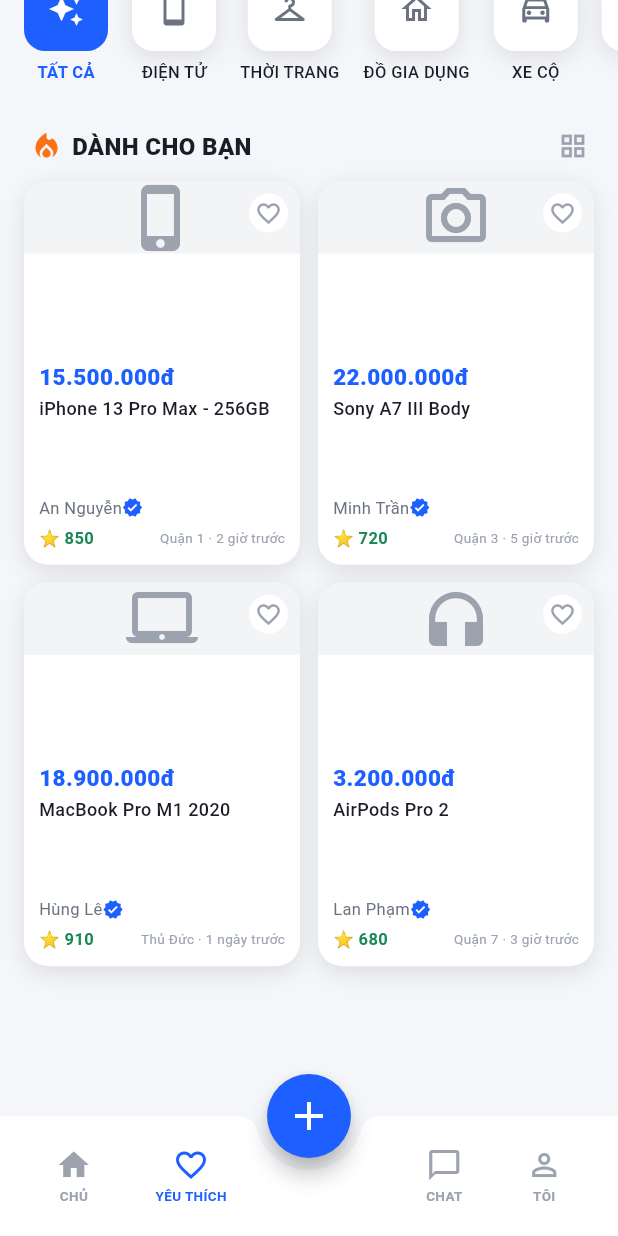
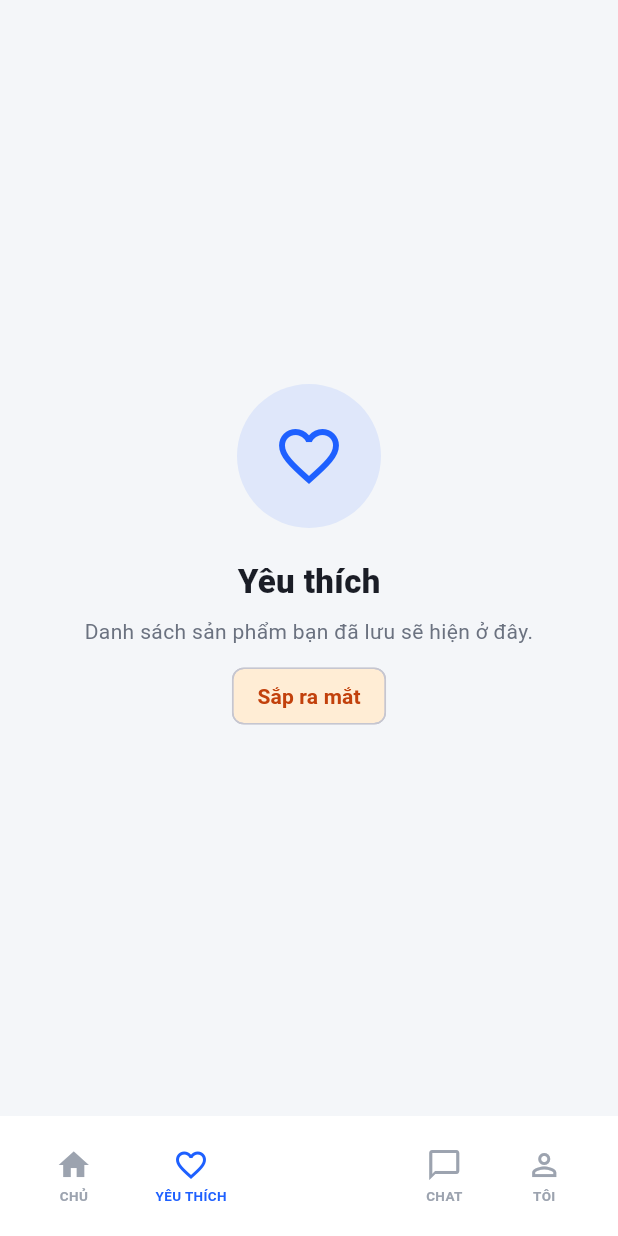
Before and after one commit to Huien2803/SafeMarketEkyc, a Flutter app: the MarketplaceHomeScreen screen opened by its route, scrolled down 166 dp, after a tap on "YÊU THÍCH", on a phone screen of 412 x 824 dp. Run offline on Flutter 3.47's test engine with Material 3 defaults, Android fonts, the phone set to English and light mode, and no system bars; our stand-ins replace image_picker, shared_preferences; accounts and stored records are empty.

Commit message:
refactor(nav): IndexedStack-based bottom tabs + back button on Profile
ProfileScreen:
- Them IconButton mui ten trai (arrow_back_ios_new) o header
- Tham so onBack optional: neu co thi goi callback (chuyen tab),
  neu khong thi pop route, neu khong pop duoc thi push '/home'

MarketplaceHomeScreen:
- Refactor sang IndexedStack pattern de giu state tung tab
- 4 tab children: HomeTab, Yeu thich placeholder, Chat placeholder, ProfileScreen
- Bottom nav chi switch index, khong push/pop -> bottom nav khong bi mat,
  khong stack chong nhieu ban Profile/Home
- _HomeTab dung AutomaticKeepAliveClientMixin de scroll position khong reset
- PopScope: nut back Android o tab khac Home -> chuyen ve tab Home
- FAB "+" chi hien o tab Home (an khi o tab Profile/Yeu thich/Chat)

```diff
--- a/lib/screens/marketplace_home.dart
+++ b/lib/screens/marketplace_home.dart
@@ -4,7 +4,15 @@
 import 'package:safemarket_app/screens/product_detail.dart';
 import 'package:safemarket_app/screens/profile_screen.dart';
 
-/// Màn hình Chợ đồ cũ — tìm kiếm, danh mục, lưới sản phẩm, bottom nav + FAB đăng tin.
+/// Màn hình "shell" của app sau khi đăng nhập.
+///
+/// Dùng [IndexedStack] để giữ state của từng tab (scroll position, dữ liệu
+/// đã load không bị reset khi chuyển tab) — đây là pattern chuẩn của Flutter
+/// cho bottom navigation và cho UX mượt nhất:
+///   - Không push/pop route khi đổi tab → không có hiệu ứng trượt rườm rà
+///   - Không có chuyện stack chồng nhiều bản Profile/Home cùng lúc
+///   - Nút back của Android: ở tab khác Home -> quay về tab Home,
+///     ở tab Home -> thoát app (PopScope điều khiển).
 class MarketplaceHomeScreen extends StatefulWidget {
   const MarketplaceHomeScreen({super.key});
 
@@ -14,6 +22,114 @@
 
 class _MarketplaceHomeScreenState extends State<MarketplaceHomeScreen> {
   int _bottomIndex = 0;
+
+  void _switchTab(int index) {
+    if (_bottomIndex == index) return;
+    setState(() => _bottomIndex = index);
+  }
+
+  void _goHome() => _switchTab(0);
+
+  @override
+  Widget build(BuildContext context) {
+    // PopScope: bắt nút back Android.
+    //   - Đang ở tab Home -> cho phép pop (thoát app)
+    //   - Đang ở tab khác -> chặn pop và chuyển về tab Home
+    return PopScope(
+      canPop: _bottomIndex == 0,
+      onPopInvokedWithResult: (didPop, _) {
+        if (!didPop && _bottomIndex != 0) {
+          _goHome();
+        }
+      },
+      child: Scaffold(
+        backgroundColor: AppColors.background,
+        body: SafeArea(
+          top: false,
+          child: IndexedStack(
+            index: _bottomIndex,
+            children: [
+              const _HomeTab(),
+              const _PlaceholderTab(
+                icon: Icons.favorite_border,
+                title: 'Yêu thích',
+                subtitle: 'Danh sách sản phẩm bạn đã lưu sẽ hiện ở đây.',
+              ),
+              const _PlaceholderTab(
+                icon: Icons.chat_bubble_outline,
+                title: 'Tin nhắn',
+                subtitle: 'Hội thoại với người bán sẽ hiện ở đây.',
+              ),
+              ProfileScreen(onBack: _goHome),
+            ],
+          ),
+        ),
+        floatingActionButton: _bottomIndex == 0
+            ? FloatingActionButton(
+                onPressed: () {},
+                backgroundColor: AppColors.primary,
+                elevation: 6,
+                shape: const CircleBorder(),
+                child: const Icon(Icons.add, color: AppColors.white, size: 32),
+              )
+            : null,
+        floatingActionButtonLocation: FloatingActionButtonLocation.centerDocked,
+        bottomNavigationBar: BottomAppBar(
+          color: AppColors.white,
+          elevation: 12,
+          notchMargin: 8,
+          shape: const CircularNotchedRectangle(),
+          child: SizedBox(
+            height: 60,
+            child: Row(
+              mainAxisAlignment: MainAxisAlignment.spaceAround,
+              children: [
+                _NavItem(
+                  icon: Icons.home,
+                  label: 'CHỦ',
+                  selected: _bottomIndex == 0,
+                  onTap: () => _switchTab(0),
+                ),
+                _NavItem(
+                  icon: Icons.favorite_border,
+                  label: 'YÊU THÍCH',
+                  selected: _bottomIndex == 1,
+                  onTap: () => _switchTab(1),
+                ),
+                const SizedBox(width: 48), // khoảng cho FAB
+                _NavItem(
+                  icon: Icons.chat_bubble_outline,
+                  label: 'CHAT',
+                  selected: _bottomIndex == 2,
+                  onTap: () => _switchTab(2),
+                ),
+                _NavItem(
+                  icon: Icons.person_outline,
+                  label: 'TÔI',
+                  selected: _bottomIndex == 3,
+                  onTap: () => _switchTab(3),
+                ),
+              ],
+            ),
+          ),
+        ),
+      ),
+    );
+  }
+}
+
+/// ====================================================================
+///  Tab 1: HOME (Marketplace) - nội dung cũ
+/// ====================================================================
+class _HomeTab extends StatefulWidget {
+  const _HomeTab();
+
+  @override
+  State<_HomeTab> createState() => _HomeTabState();
+}
+
+class _HomeTabState extends State<_HomeTab>
+    with AutomaticKeepAliveClientMixin {
   int _selectedCategory = 0;
 
   static const _categories = [
@@ -65,21 +181,18 @@
   ];
 
   @override
+  bool get wantKeepAlive => true;
+
+  @override
   Widget build(BuildContext context) {
-    return Scaffold(
-      backgroundColor: AppColors.background,
-      body: SafeArea(
+    super.build(context);
+    return SafeArea(
       child: CustomScrollView(
         slivers: [
-            // App bar: logo SafeMarket + chuông
           SliverToBoxAdapter(child: _buildHeader()),
-            // Search + nút lọc
           SliverToBoxAdapter(child: _buildSearchRow()),
-            // Danh mục cuộn ngang
           SliverToBoxAdapter(child: _buildCategories()),
-            // Tiêu đề "DÀNH CHO BẠN"
           SliverToBoxAdapter(child: _buildSectionTitle()),
-            // Lưới sản phẩm 2 cột
           SliverPadding(
             padding: const EdgeInsets.fromLTRB(16, 0, 16, 100),
             sliver: SliverGrid(
@@ -109,63 +222,6 @@
             ),
           ),
         ],
-        ),
-      ),
-      // BottomAppBar có notch cho FAB giữa
-      floatingActionButton: FloatingActionButton(
-        onPressed: () {},
-        backgroundColor: AppColors.primary,
-        elevation: 6,
-        shape: const CircleBorder(),
-        child: const Icon(Icons.add, color: AppColors.white, size: 32),
-      ),
-      floatingActionButtonLocation: FloatingActionButtonLocation.centerDocked,
-      bottomNavigationBar: BottomAppBar(
-        color: AppColors.white,
-        elevation: 12,
-        notchMargin: 8,
-        shape: const CircularNotchedRectangle(),
-        child: SizedBox(
-          height: 60,
-          child: Row(
-            mainAxisAlignment: MainAxisAlignment.spaceAround,
-            children: [
-              _NavItem(
-                icon: Icons.home,
-                label: 'CHỦ',
-                selected: _bottomIndex == 0,
-                onTap: () => setState(() => _bottomIndex = 0),
-              ),
-              _NavItem(
-                icon: Icons.favorite_border,
-                label: 'YÊU THÍCH',
-                selected: _bottomIndex == 1,
-                onTap: () => setState(() => _bottomIndex = 1),
-              ),
-              const SizedBox(width: 48), // khoảng cho FAB
-              _NavItem(
-                icon: Icons.chat_bubble_outline,
-                label: 'CHAT',
-                selected: _bottomIndex == 2,
-                onTap: () => setState(() => _bottomIndex = 2),
-              ),
-              _NavItem(
-                icon: Icons.person_outline,
-                label: 'TÔI',
-                selected: _bottomIndex == 3,
-                onTap: () {
-                  setState(() => _bottomIndex = 3);
-                  Navigator.push(
-                    context,
-                    MaterialPageRoute<void>(
-                      builder: (_) => const ProfileScreen(),
-                    ),
-                  );
-                },
-              ),
-            ],
-          ),
-        ),
       ),
     );
   }
@@ -227,7 +283,7 @@
             child: TextField(
               decoration: InputDecoration(
                 hintText: 'Tìm sản phẩm, người bán uy tín',
-                prefixIcon: Icon(Icons.search, color: AppColors.textMuted),
+                prefixIcon: const Icon(Icons.search, color: AppColors.textMuted),
                 filled: true,
                 fillColor: AppColors.white,
                 border: OutlineInputBorder(
@@ -238,7 +294,6 @@
             ),
           ),
           const SizedBox(width: 10),
-          // Nút lọc eKYC — nền xanh, icon phễu trắng
           Material(
             color: AppColors.primary,
             borderRadius: BorderRadius.circular(14),
@@ -307,14 +362,14 @@
   }
 
   Widget _buildSectionTitle() {
-    return Padding(
-      padding: const EdgeInsets.fromLTRB(20, 16, 20, 12),
+    return const Padding(
+      padding: EdgeInsets.fromLTRB(20, 16, 20, 12),
       child: Row(
         children: [
-          const Icon(Icons.local_fire_department,
+          Icon(Icons.local_fire_department,
               color: Color(0xFFF97316), size: 22),
-          const SizedBox(width: 6),
-          const Text(
+          SizedBox(width: 6),
+          Text(
             'DÀNH CHO BẠN',
             style: TextStyle(
               fontSize: 16,
@@ -322,9 +377,77 @@
               color: AppColors.textPrimary,
             ),
           ),
-          const Spacer(),
+          Spacer(),
           Icon(Icons.grid_view, color: AppColors.textMuted, size: 20),
         ],
+      ),
+    );
+  }
+}
+
+/// ====================================================================
+///  Tab placeholder (Yêu thích / Chat) - sẽ thay nội dung thật sau
+/// ====================================================================
+class _PlaceholderTab extends StatelessWidget {
+  const _PlaceholderTab({
+    required this.icon,
+    required this.title,
+    required this.subtitle,
+  });
+
+  final IconData icon;
+  final String title;
+  final String subtitle;
+
+  @override
+  Widget build(BuildContext context) {
+    return SafeArea(
+      child: Center(
+        child: Padding(
+          padding: const EdgeInsets.all(32),
+          child: Column(
+            mainAxisSize: MainAxisSize.min,
+            children: [
+              Container(
+                width: 96,
+                height: 96,
+                decoration: BoxDecoration(
+                  color: AppColors.primary.withValues(alpha: 0.1),
+                  shape: BoxShape.circle,
+                ),
+                child: Icon(icon, size: 48, color: AppColors.primary),
+              ),
+              const SizedBox(height: 20),
+              Text(
+                title,
+                style: const TextStyle(
+                  fontSize: 22,
+                  fontWeight: FontWeight.w800,
+                  color: AppColors.textPrimary,
+                ),
+              ),
+              const SizedBox(height: 8),
+              Text(
+                subtitle,
+                textAlign: TextAlign.center,
+                style: const TextStyle(
+                  fontSize: 14,
+                  height: 1.5,
+                  color: AppColors.textSecondary,
+                ),
+              ),
+              const SizedBox(height: 8),
+              const Chip(
+                label: Text('Sắp ra mắt'),
+                backgroundColor: AppColors.ekycPendingBg,
+                labelStyle: TextStyle(
+                  color: AppColors.ekycPendingText,
+                  fontWeight: FontWeight.w600,
+                ),
+              ),
+            ],
+          ),
+        ),
       ),
     );
   }
@@ -373,7 +496,6 @@
         child: Column(
           crossAxisAlignment: CrossAxisAlignment.start,
           children: [
-            // Ảnh + nút yêu thích
             Expanded(
               flex: 3,
               child: Stack(
--- a/lib/screens/profile_screen.dart
+++ b/lib/screens/profile_screen.dart
@@ -9,8 +9,14 @@
 import 'package:safemarket_app/widgets/verified_badge.dart';
 
 /// Màn hình Cá nhân — lấy dữ liệu thật từ API `/users/me`.
+///
+/// [onBack] là callback dùng khi ProfileScreen được nhúng làm 1 tab của
+/// `MarketplaceHomeScreen` (qua IndexedStack). Nếu callback != null thì nút
+/// back trên app bar sẽ gọi nó (chuyển tab về Home) thay vì pop route.
 class ProfileScreen extends StatefulWidget {
-  const ProfileScreen({super.key});
+  const ProfileScreen({super.key, this.onBack});
+
+  final VoidCallback? onBack;
 
   @override
   State<ProfileScreen> createState() => _ProfileScreenState();
@@ -30,6 +36,22 @@
       _profileFuture = UserService.instance.getMyProfile();
     });
     await _profileFuture;
+  }
+
+  /// Nếu được nhúng làm tab (có callback) -> chuyển tab về Home.
+  /// Nếu được push như 1 route độc lập -> pop quay lại màn trước.
+  /// Trường hợp xấu nhất (route gốc, không có gì để pop) -> về '/home'.
+  void _handleBack() {
+    if (widget.onBack != null) {
+      widget.onBack!();
+      return;
+    }
+    final nav = Navigator.of(context);
+    if (nav.canPop()) {
+      nav.pop();
+    } else {
+      nav.pushNamedAndRemoveUntil('/home', (_) => false);
+    }
   }
 
   Future<void> _confirmLogout() async {
@@ -85,9 +107,17 @@
                 slivers: [
                   SliverToBoxAdapter(
                     child: Padding(
-                      padding: const EdgeInsets.fromLTRB(20, 8, 12, 0),
+                      padding: const EdgeInsets.fromLTRB(8, 8, 12, 0),
                       child: Row(
                         children: [
+                          IconButton(
+                            tooltip: 'Về trang chủ',
+                            icon: const Icon(
+                              Icons.arrow_back_ios_new,
+                              size: 20,
+                            ),
+                            onPressed: _handleBack,
+                          ),
                           const Text(
                             'Cá nhân',
                             style: TextStyle(
```
Lines whose indentation alone changed are shown as unchanged.
